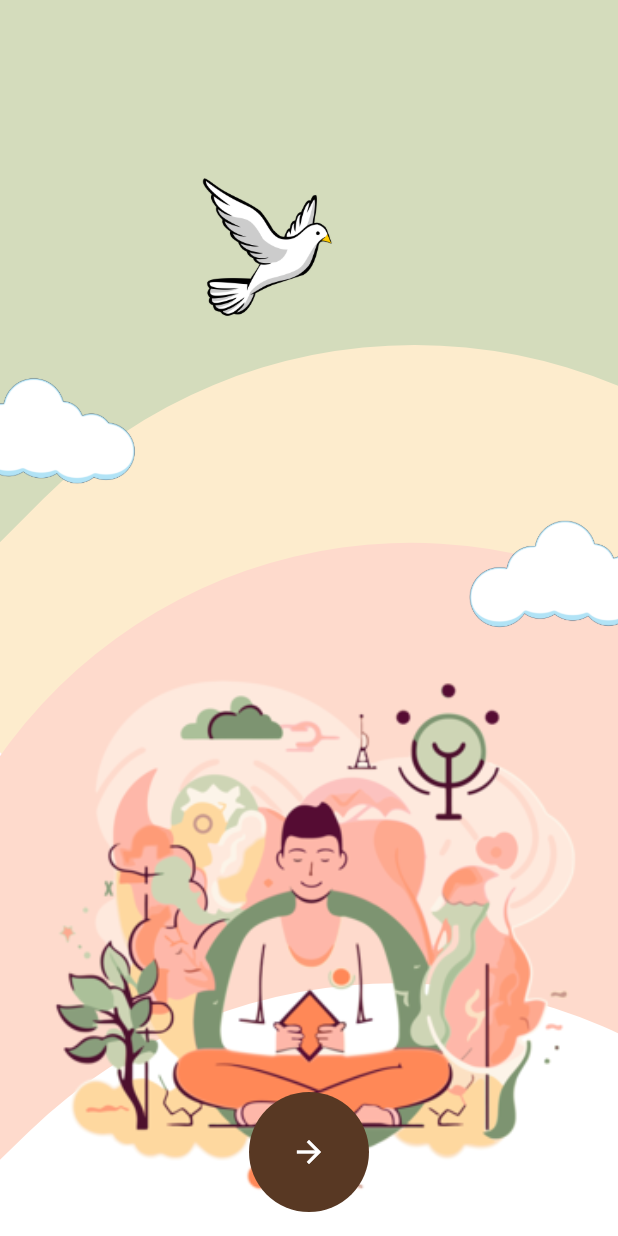
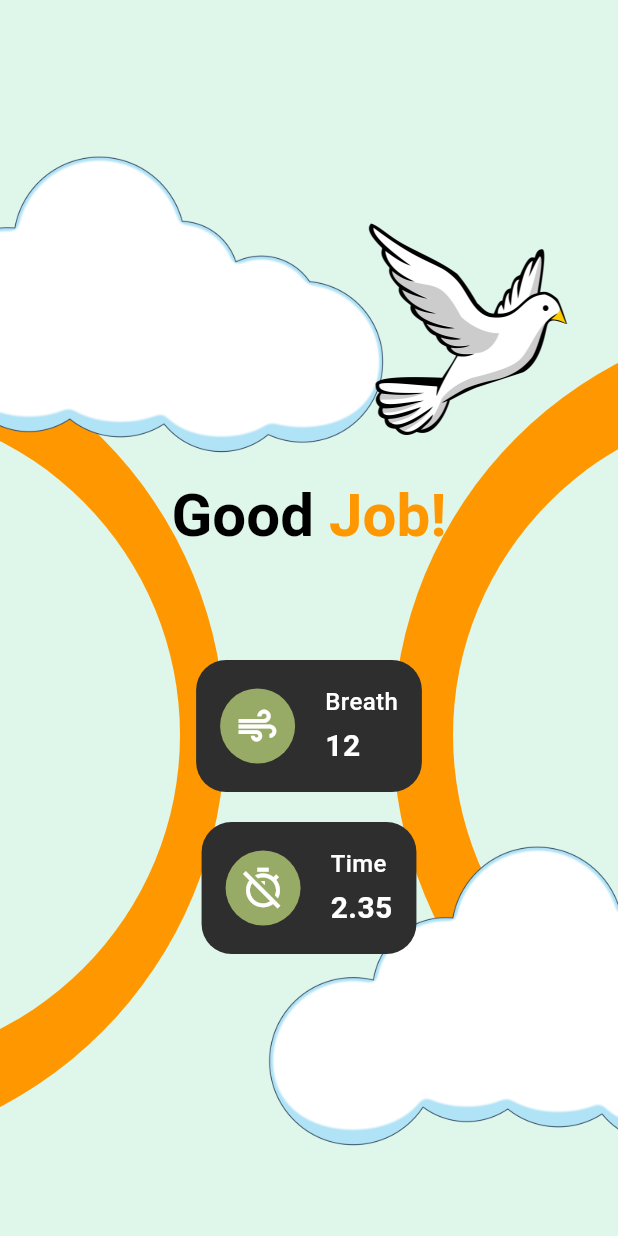
Before and after one commit to EmilioGonzalez011205/flutter_aplication_meditation, a Flutter app: the screen it shows after launch, after a tap on the "arrow forward" icon, on a phone screen of 412 x 824 dp. Run offline on Flutter 3.47's test engine with Material 3 defaults, Android fonts, the phone set to English and light mode, and no system bars.

Commit message:
session_feedback_complete_added

```diff
--- /dev/null
+++ b/flutter_application_meditation/lib/pantallas/happines_score_screen.dart
@@ -0,0 +1,10 @@
+import 'package:flutter/material.dart';
+
+class HappinesScoreScreen extends StatelessWidget {
+  const HappinesScoreScreen({super.key});
+
+  @override
+  Widget build(BuildContext context) {
+    return const Placeholder();
+  }
+}
--- a/flutter_application_meditation/lib/pantallas/meditation_screen.dart
+++ b/flutter_application_meditation/lib/pantallas/meditation_screen.dart
@@ -1,4 +1,5 @@
 import 'package:flutter/material.dart';
+import 'package:flutter_application_meditation/pantallas/session_feedback.dart';
 
 class MeditationScreen extends StatelessWidget {
   const MeditationScreen({super.key});
@@ -124,13 +125,41 @@ class MeditationScreen extends StatelessWidget {
               right: 185,
               child: Image.asset("lib/images/PALOMA.png", height: 130),
             ),
+            Positioned(
+              top: 230,
+              left:50,
+              child: Container(
+                height: 25,
+                width: 25,
+                decoration: BoxDecoration(
+                  color:Colors.white,
+                  shape: BoxShape.circle,
+                ),
+              )
+            ),
+            Positioned(
+              top: 200,
+              left:25,
+              child: Container(
+                height: 15,
+                width: 15,
+                decoration: BoxDecoration(
+                  color:Colors.white,
+                  shape: BoxShape.circle,
+                ),
+              )
+            ),
         ],
       ),
       floatingActionButtonLocation: FloatingActionButtonLocation.centerFloat,
       floatingActionButton: SizedBox(
         height: 80,
         width: 80,
-          child: FloatingActionButton(onPressed: (){},
+          child: FloatingActionButton(onPressed: (){
+            Navigator.pushReplacement(context,
+            MaterialPageRoute(builder: (context) => SessionFeedback())
+            );
+          },
           elevation: 0,
           backgroundColor:  Color(0xff583823),
           shape:RoundedRectangleBorder(
--- /dev/null
+++ b/flutter_application_meditation/lib/pantallas/session_feedback.dart
@@ -0,0 +1,215 @@
+import 'package:flutter/material.dart';
+import 'package:flutter_application_meditation/pantallas/happines_score_screen.dart';
+
+class SessionFeedback extends StatelessWidget {
+  const SessionFeedback({super.key});
+
+  @override
+  Widget build(BuildContext context) {
+    return Scaffold(
+      body: Stack(
+        children: [
+          Container(
+            decoration: BoxDecoration(color: Color(0xffdff7eb))),
+          Positioned(
+            top: 210,
+            left: -410,
+            child: CircleAvatar(radius: 280,backgroundColor: Colors.orange)
+          ),
+          Positioned(
+            top: 270,
+            left: -320,
+            child: CircleAvatar(radius: 220,backgroundColor: Color(0xffdff7eb))
+          ),
+          Positioned(
+            top: 210,
+            right: -410,
+            child: CircleAvatar(radius: 280,backgroundColor: Colors.orange)
+          ),
+          Positioned(
+            top: 270,
+            right: -330,
+            child: CircleAvatar(radius: 220,backgroundColor: Color(0xffdff7eb))
+          ),
+          Positioned(
+            top: 530,
+            right: -200,
+            child: Image.asset("lib/images/NUBE.webp", width: 500, fit: BoxFit.cover,)
+          ),
+          Positioned(
+            top: 70,
+            left: -180,
+            child: Image.asset("lib/images/NUBE.webp", width: 500, fit: BoxFit.cover,)
+          ),
+          Positioned(
+            top: 120,
+            right: 25,
+            child: Image.asset("lib/images/PALOMA.png", width: 150, fit: BoxFit.cover,)
+          ),
+          Positioned(
+            left: 0,
+            right: 0,
+            top: 320,
+            child: RichText(
+              textAlign: TextAlign.center,
+              text:TextSpan(
+                text:"Good",
+                style: TextStyle(
+                  fontSize: 40,
+                  color: Colors.black,
+                  fontWeight: FontWeight.bold,
+                ),
+                children: [
+                          TextSpan(
+                        text:" Job!",
+                        style: TextStyle(
+                          fontSize: 40,
+                          color: Colors.orange,
+                          fontWeight: FontWeight.bold,
+                        ),
+                      ),
+                          ],
+              ),
+            )
+          ),
+          Positioned(
+            left: 0,
+            right: 0,
+            top: 440,
+            child: Column(
+              mainAxisAlignment: MainAxisAlignment.center,
+              children: [
+                GestureDetector(
+                  onTap: () {
+                    Navigator.push(context, MaterialPageRoute(builder: (context) => HappinesScoreScreen()));
+                  },
+                  child: _startCard(
+                    icon:Icons.air,
+                    title: "Breath",
+                    value: "12",
+                  )
+                ),
+                SizedBox(height: 20,),
+                GestureDetector(
+                  onTap: () {
+                    Navigator.push(context, MaterialPageRoute(builder: (context) => HappinesScoreScreen()));
+                  },
+                  child: _startCard(
+                    icon:Icons.timer_off_outlined,
+                    title: "Time",
+                    value: "2.35",
+                  )
+                )
+            ],)
+          ),
+          Positioned(
+            left: 0,
+            right: 0,
+            top: 850,
+            child: Container(
+              padding: EdgeInsets.all(16),
+              margin: EdgeInsets.symmetric(horizontal: 20),
+              decoration: BoxDecoration(
+                color: Colors.white,
+                borderRadius: BorderRadius.all(Radius.circular(30)),
+                boxShadow: [
+                  BoxShadow(
+                    color: Colors.black12,
+                    blurRadius: 10,
+                    offset: Offset(0, -0.5),
+                  ),
+                ],
+              ),
+              child: Column(
+                crossAxisAlignment: CrossAxisAlignment.start,
+                children: [
+                  Text("Are you happy with this session?",
+                  style: TextStyle(
+                    fontSize: 18,
+                    color: Colors.black87,
+                    fontWeight: FontWeight.w600,
+                  ),),
+                  SizedBox(height: 16,),
+                  Row(
+                    mainAxisAlignment: MainAxisAlignment.spaceAround,
+                    children: [
+                      _emojiFeedback("lib/images/EMOJI1.webp", "No"),
+                      _emojiFeedback("lib/images/EMOJI2.png", "Little"),
+                      _emojiFeedback("lib/images/EMOJI3.png", "Yes"),
+                  ],)
+                ],
+              )
+              ),
+            )
+        ],
+      ),
+    );
+  }
+
+  _startCard({
+    required IconData icon,
+    required String title,
+    required String value}) {
+    return Container(
+      padding: EdgeInsets.all(16),
+      decoration: BoxDecoration(
+        color: Color(0xff2e2e2e),
+        borderRadius: BorderRadius.circular(20),
+      ),
+      child: Row(
+        mainAxisSize: MainAxisSize.min,
+        children: [
+          CircleAvatar(
+            radius: 25,
+            backgroundColor: Color(0xff97ab66),
+            child: Icon(icon, color: Colors.white, size: 30,),
+          ),
+          SizedBox(width: 20,),
+          Column(
+            crossAxisAlignment: CrossAxisAlignment.start,
+            children: [
+            Text(
+              title,
+              style: TextStyle(fontSize: 16,color: Colors.white,fontWeight: FontWeight.w500,
+              ),
+            ),
+            SizedBox(height: 4,),
+            Text(
+              value.toString(),
+              style: TextStyle(
+                fontSize: 20,
+                fontWeight: FontWeight.bold,
+                color: Colors.white,
+              ),
+            ),
+            SizedBox(width: 10,),
+          ],)
+        ],
+      )
+    );
+  }
+
+  _emojiFeedback(String s, String t) {
+    return Container (
+      height: 100,
+      width: 100,
+      decoration: BoxDecoration(
+        color: Colors.white,
+        borderRadius: BorderRadius.circular(20),
+        border: Border.all(color: Colors.black12),
+      ),
+      child: Column(
+        mainAxisAlignment: MainAxisAlignment.center,
+        children: [
+          GestureDetector(
+            onTap: () {},
+            child: Image.asset(s, width: 50, height: 50,),
+          ),
+          SizedBox(height: 8,),
+          Text(t,
+          style: TextStyle(fontSize: 14,color: Colors.black54,
+          ),),
+      ],)
+    );
+  }
+}
```
Also changed, not shown: flutter_application_meditation/lib/images/EMOJI1.webp (added), flutter_application_meditation/lib/images/EMOJI2.png (added), flutter_application_meditation/lib/images/EMOJI3.png (added), 4 other files.
